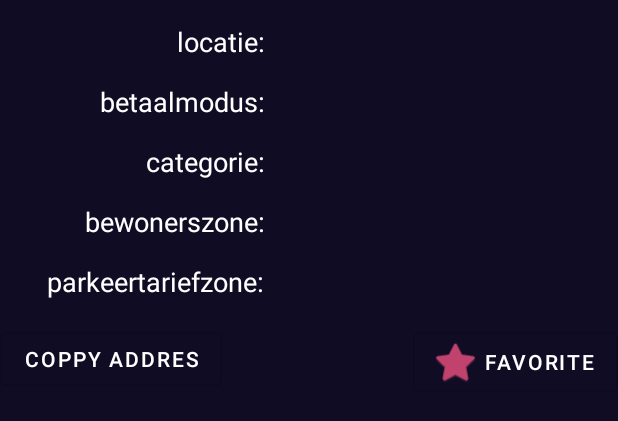
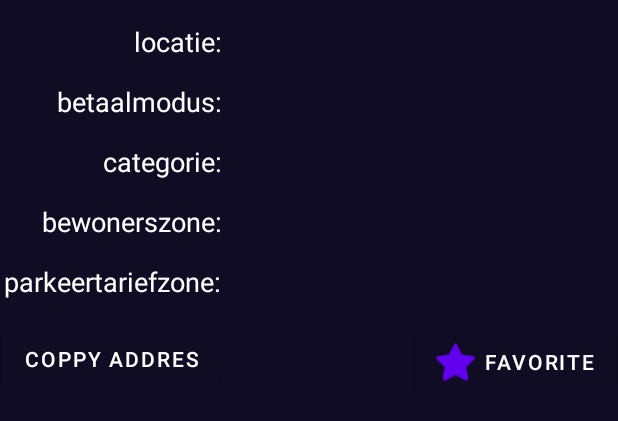
Before and after one commit to Kevin-Cool/mobile_parkeerautomaat, an Android app: the layout fragment_parkeerautomaat_detail.xml on its own in the app's theme, with its tools: preview values and no code run, on a phone screen of 412 x 824 dp. Shown: the top 421 px of the screen. Run offline under Robolectric (Android 15) with nearby library versions, the phone set to English and light mode, and no system bars.

Commit message:
style update

```diff
--- a/app/src/main/res/layout/fragment_parkeerautomaat_detail.xml
+++ b/app/src/main/res/layout/fragment_parkeerautomaat_detail.xml
@@ -14,34 +14,36 @@
 
     </data>
 
-
-
     <ScrollView
         android:layout_width="match_parent"
         android:layout_height="match_parent"
         app:layout_constraintStart_toStartOf="parent"
-        app:layout_constraintTop_toTopOf="parent">
+        app:layout_constraintTop_toTopOf="parent"
+        style="@style/text">
 
         <androidx.constraintlayout.widget.ConstraintLayout
+            style="@style/text"
             android:layout_width="match_parent"
             android:layout_height="wrap_content"
             android:backgroundTint="#0F0C24">
 
             <TextView
                 android:id="@+id/locatieomschrijving_label"
+                style="@style/text"
                 android:layout_width="wrap_content"
                 android:layout_height="wrap_content"
                 android:layout_marginTop="15dp"
+                android:layout_marginEnd="175dp"
                 android:text="@string/locatie"
                 android:textSize="18dp"
                 app:layout_constraintEnd_toEndOf="parent"
-                app:layout_constraintEnd_toStartOf="@+id/locatieomschrijving"
-                app:layout_constraintHorizontal_bias="0.5"
+                app:layout_constraintHorizontal_chainStyle="spread"
                 app:layout_constraintStart_toStartOf="parent"
                 app:layout_constraintTop_toTopOf="parent" />
 
             <TextView
                 android:id="@+id/locatieomschrijving"
+                style="@style/text"
                 android:layout_width="wrap_content"
                 android:layout_height="wrap_content"
                 android:layout_marginTop="15dp"
@@ -54,6 +56,7 @@
 
             <TextView
                 android:id="@+id/betaalmodus_label"
+                style="@style/text"
                 android:layout_width="wrap_content"
                 android:layout_height="wrap_content"
                 android:layout_marginTop="15dp"
@@ -64,6 +67,7 @@
 
             <TextView
                 android:id="@+id/betaalmodus"
+                style="@style/text"
                 android:layout_width="wrap_content"
                 android:layout_height="wrap_content"
                 android:layout_marginTop="15dp"
@@ -74,6 +78,7 @@
 
             <TextView
                 android:id="@+id/categorie_label"
+                style="@style/text"
                 android:layout_width="wrap_content"
                 android:layout_height="wrap_content"
                 android:layout_marginTop="15dp"
@@ -84,6 +89,7 @@
 
             <TextView
                 android:id="@+id/categorie"
+                style="@style/text"
                 android:layout_width="wrap_content"
                 android:layout_height="wrap_content"
                 android:layout_marginTop="15dp"
@@ -94,6 +100,7 @@
 
             <TextView
                 android:id="@+id/bewonerszone_label"
+                style="@style/text"
                 android:layout_width="wrap_content"
                 android:layout_height="wrap_content"
                 android:layout_marginTop="15dp"
@@ -104,6 +111,7 @@
 
             <TextView
                 android:id="@+id/bewonerszone"
+                style="@style/text"
                 android:layout_width="wrap_content"
                 android:layout_height="wrap_content"
                 android:layout_marginTop="15dp"
@@ -114,6 +122,7 @@
 
             <TextView
                 android:id="@+id/parkeertariefzone_label"
+                style="@style/text"
                 android:layout_width="wrap_content"
                 android:layout_height="wrap_content"
                 android:layout_marginTop="15dp"
@@ -124,6 +133,7 @@
 
             <TextView
                 android:id="@+id/parkeertariefzone"
+                style="@style/text"
                 android:layout_width="wrap_content"
                 android:layout_height="wrap_content"
                 android:layout_marginTop="15dp"
--- a/app/src/main/res/layout/fragment_parkeerautomaat_lijst.xml
+++ b/app/src/main/res/layout/fragment_parkeerautomaat_lijst.xml
@@ -12,7 +12,8 @@
     <!-- Start of the visible fragment layout using ConstraintLayout -->
     <LinearLayout
         android:layout_width="match_parent"
-        android:layout_height="match_parent">
+        android:layout_height="match_parent"
+        style="@style/text">
 
 
         <androidx.recyclerview.widget.RecyclerView
--- a/app/src/main/res/layout/list_item_parkeerautomaat.xml
+++ b/app/src/main/res/layout/list_item_parkeerautomaat.xml
@@ -20,7 +20,8 @@
 
         <androidx.constraintlayout.widget.ConstraintLayout
             android:layout_width="wrap_content"
-            android:layout_height="wrap_content">
+            android:layout_height="wrap_content"
+            style="@style/text">
 
             <ImageView
                 android:layout_width="match_parent"
--- a/app/src/main/res/values/colors.xml
+++ b/app/src/main/res/values/colors.xml
@@ -7,5 +7,7 @@
     <color name="teal_700">#FF018786</color>
     <color name="black">#FF000000</color>
     <color name="white">#FFFFFFFF</color>
-    <color name="color_1">#271739</color>
+    <color name="colorPrimary">#C1436D</color>
+    <color name="colorPrimaryDark">#271739</color>
+    <color name="colorBackground">#0F0C24</color>
 </resources>
--- /dev/null
+++ b/app/src/main/res/values/styles.xml
@@ -0,0 +1,11 @@
+<?xml version="1.0" encoding="utf-8"?>
+<resources>
+
+    <!-- Base application theme. -->
+    <style name="text">
+        <!-- Customize your theme here. -->
+        <item name="android:textColor">@color/white</item>
+        <item name="android:background">@color/colorBackground</item>
+    </style>
+
+</resources>
--- a/app/src/main/res/values/themes.xml
+++ b/app/src/main/res/values/themes.xml
@@ -2,17 +2,15 @@
     <!-- Base application theme. -->
     <style name="Theme.Parkeerautomatenv4" parent="Theme.MaterialComponents.DayNight.DarkActionBar">
         <!-- Primary brand color. -->
-        <item name="colorPrimary">#C1436D</item>
-        <item name="colorPrimaryVariant">#271739</item>
-        <item name="colorOnPrimary">#0F0C24</item>
+        <item name="colorPrimary">@color/purple_500</item>
+        <item name="colorPrimaryVariant">@color/purple_700</item>
+        <item name="colorOnPrimary">@color/white</item>
         <!-- Secondary brand color. -->
-        <item name="colorSecondary">#465EA0</item>
-        <item name="colorSecondaryVariant">#1E1739</item>
+        <item name="colorSecondary">@color/teal_200</item>
+        <item name="colorSecondaryVariant">@color/teal_700</item>
         <item name="colorOnSecondary">@color/black</item>
         <!-- Status bar color. -->
         <item name="android:statusBarColor" tools:targetApi="l">?attr/colorPrimaryVariant</item>
         <!-- Customize your theme here. -->
-        <item name="android:textColor">#ffffff</item>
-        <item name="android:background">#0F0C24</item>
     </style>
 </resources>
```
Also changed, not shown: app/src/main/java/com/example/parkeerautomatenv4/ui/parkeerautomaat_detail/detailFragment.kt (+1 -12 lines).
